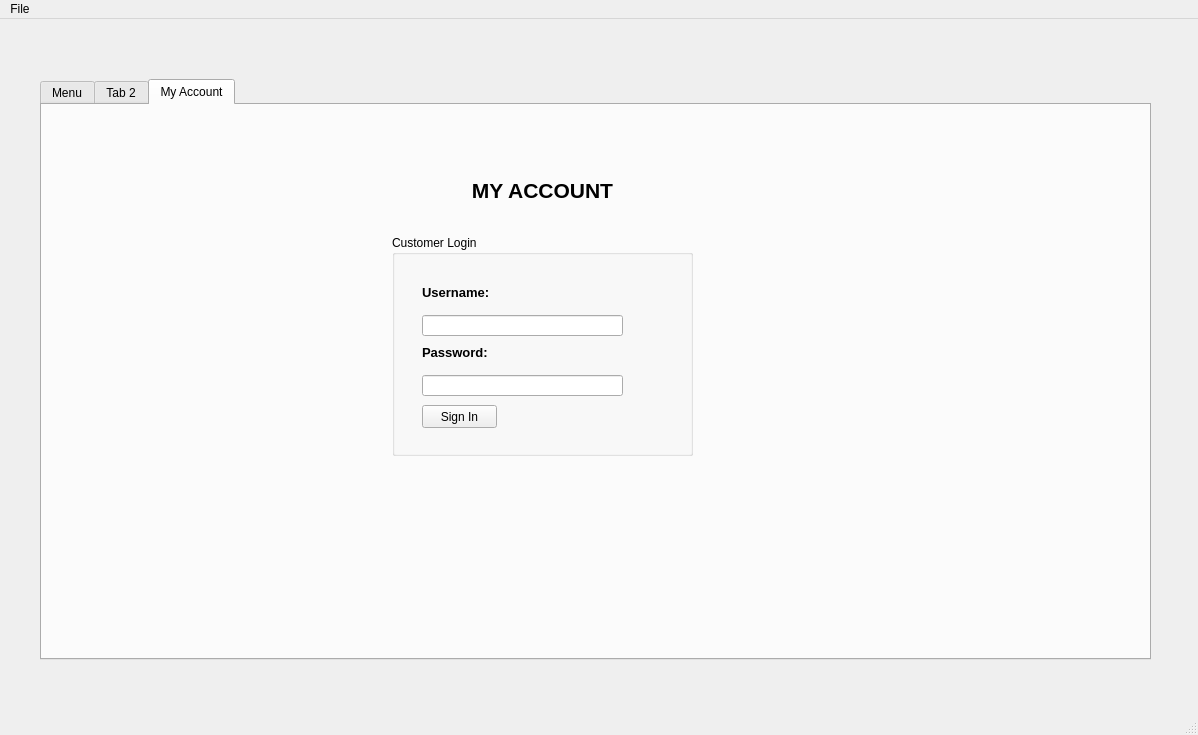
First picture: the form in qt/mainwindow.ui, repository minipunch/cs1cproject2, before the edit.
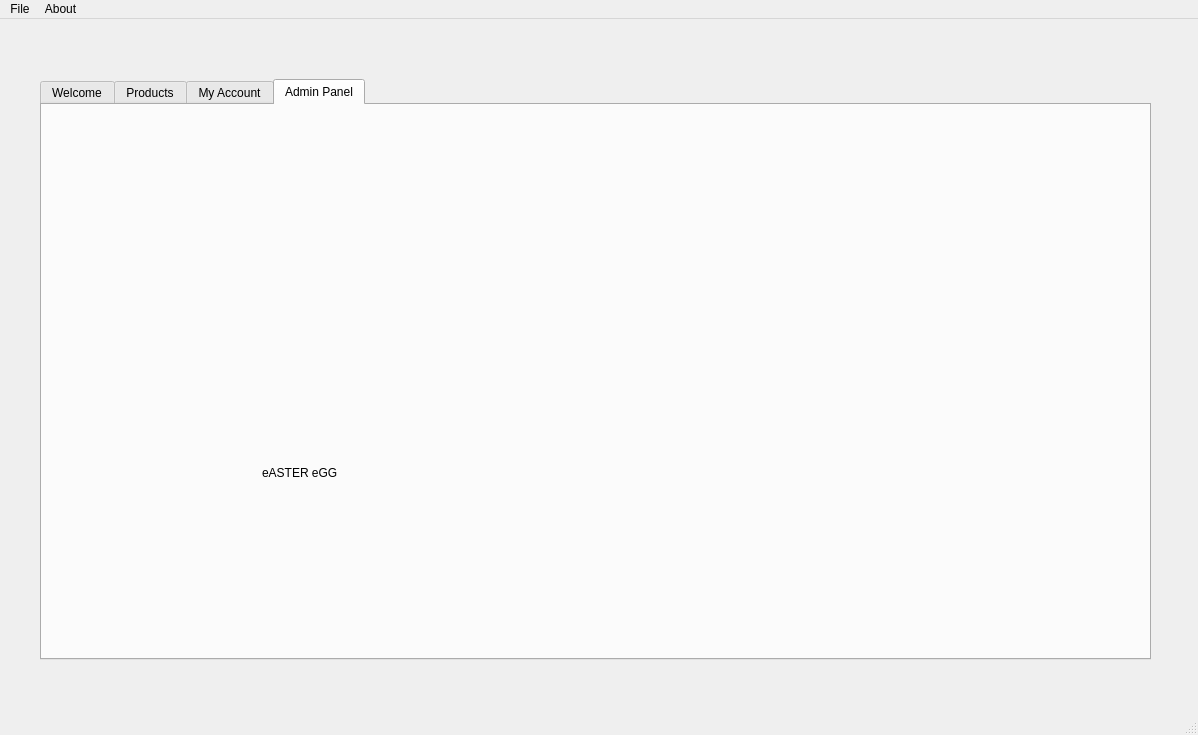
Second picture: the form after the edit.

The edit to the form file:
```diff
--- a/qt/mainwindow.ui
+++ b/qt/mainwindow.ui
@@ -24,16 +24,16 @@
      </rect>
     </property>
     <property name="currentIndex">
-     <number>2</number>
+     <number>3</number>
     </property>
     <widget class="QWidget" name="menuTab">
      <attribute name="title">
-      <string>Menu</string>
+      <string>Welcome</string>
      </attribute>
     </widget>
     <widget class="QWidget" name="tab_2">
      <attribute name="title">
-      <string>Tab 2</string>
+      <string>Products</string>
      </attribute>
     </widget>
     <widget class="QWidget" name="tab_3">
@@ -43,8 +43,8 @@
      <widget class="QGroupBox" name="groupBox">
       <property name="geometry">
        <rect>
-        <x>350</x>
-        <y>130</y>
+        <x>360</x>
+        <y>140</y>
         <width>301</width>
         <height>221</height>
        </rect>
@@ -141,6 +141,24 @@
       </property>
      </widget>
     </widget>
+    <widget class="QWidget" name="adminPanel">
+     <attribute name="title">
+      <string>Admin Panel</string>
+     </attribute>
+     <widget class="QLabel" name="label_4">
+      <property name="geometry">
+       <rect>
+        <x>220</x>
+        <y>360</y>
+        <width>161</width>
+        <height>16</height>
+       </rect>
+      </property>
+      <property name="text">
+       <string>eASTER eGG</string>
+      </property>
+     </widget>
+    </widget>
    </widget>
   </widget>
   <widget class="QMenuBar" name="menuBar">
@@ -157,7 +175,16 @@
      <string>File</string>
     </property>
    </widget>
+   <widget class="QMenu" name="menuAbout">
+    <property name="title">
+     <string>About</string>
+    </property>
+    <addaction name="actionPolicy"/>
+    <addaction name="actionCredits_2"/>
+    <addaction name="actionContact_Us"/>
+   </widget>
    <addaction name="menuFile"/>
+   <addaction name="menuAbout"/>
   </widget>
   <widget class="QStatusBar" name="statusBar"/>
  </widget>
```
Left out of the diff: 37 changed lines with no effect on the pictures.
